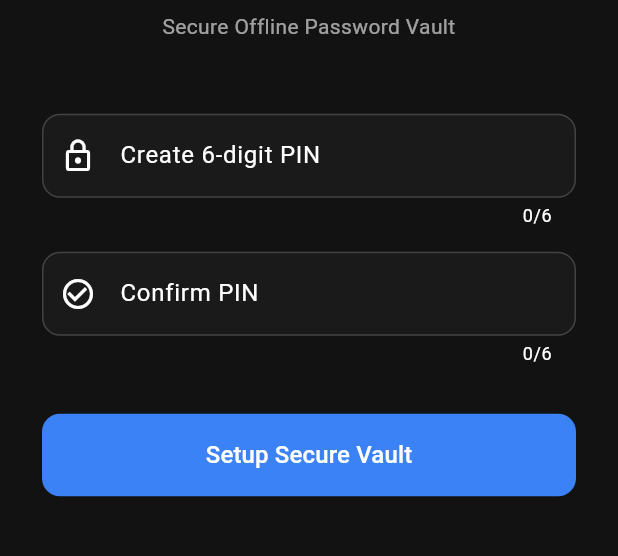
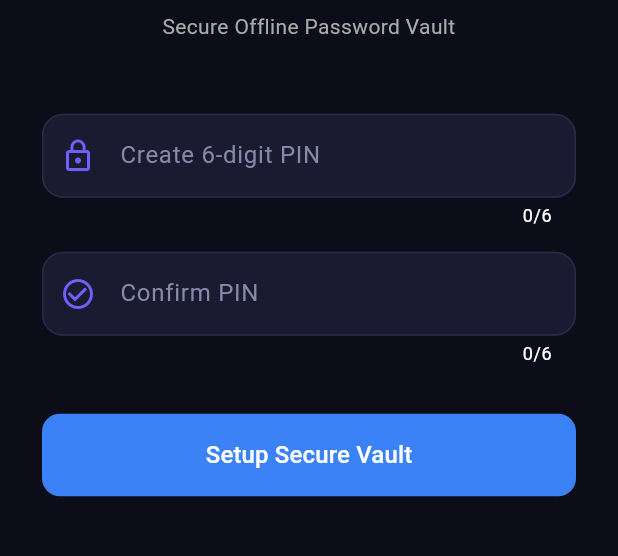
Before and after one commit to slagxit-crypto/passec-password-manager, a Flutter app: the screen it shows after launch, on a phone screen of 412 x 824 dp, the part 451-1007 px from its top. Run offline on Flutter 3.47's test engine with Material 3 defaults, Android fonts, the phone set to English and light mode, and no system bars; our stand-ins replace drift, file_picker, flutter_riverpod, flutter_secure_storage, local_auth, share_plus and 1 more; missing offline and left inert: dart:js, encrypt, file_saver; accounts and stored records are empty; generated files the repository leaves out were written again.

Commit message:
Final fix

```diff
--- a/lib/main.dart
+++ b/lib/main.dart
@@ -56,130 +56,131 @@ class _PassecAppState extends ConsumerState<PassecApp> with WidgetsBindingObserv
   Widget build(BuildContext context) {
     final themeMode = ref.watch(themeProvider);
 
-    return MaterialApp(
-      title: 'PASSEC',
-      debugShowCheckedModeBanner: false,
-      themeMode: themeMode,
-      // Minimalist Modern Light Theme
-      theme: ThemeData(
-        brightness: Brightness.light,
-        primaryColor: Colors.black,
-        scaffoldBackgroundColor: const Color(0xFFFAFAFA),
-        colorScheme: const ColorScheme.light(
-          primary: Colors.black,
-          secondary: Colors.black54,
-          surface: Colors.white,
-          onSurface: Colors.black87,
+    // Dark Purple Theme (matching design)
+    final darkPurple = ThemeData(
+      brightness: Brightness.dark,
+      useMaterial3: true,
+    );
+
+    final darkTheme = ThemeData(
+      brightness: Brightness.dark,
+      useMaterial3: true,
+      primaryColor: const Color(0xFF6C63FF),
+      scaffoldBackgroundColor: const Color(0xFF0D0D1A),
+      colorScheme: const ColorScheme.dark(
+        primary: Color(0xFF6C63FF),
+        secondary: Color(0xFF4CAF50),
+        surface: Color(0xFF13132A),
+        onSurface: Colors.white,
+        onPrimary: Colors.white,
+        tertiary: Color(0xFFFFC107),
       ),
       appBarTheme: const AppBarTheme(
-          backgroundColor: Color(0xFFFAFAFA),
+        backgroundColor: Color(0xFF0D0D1A),
         elevation: 0,
-          iconTheme: IconThemeData(color: Colors.black87),
-          titleTextStyle: TextStyle(color: Colors.black87, fontWeight: FontWeight.bold, fontSize: 20),
+        centerTitle: false,
+        iconTheme: IconThemeData(color: Colors.white),
+        titleTextStyle: TextStyle(color: Colors.white, fontWeight: FontWeight.bold, fontSize: 18),
       ),
       cardTheme: CardThemeData(
-          color: Colors.white,
+        color: const Color(0xFF13132A),
         elevation: 0,
         shape: RoundedRectangleBorder(
-            borderRadius: BorderRadius.circular(12),
-            side: BorderSide(color: Colors.grey.shade200),
+          borderRadius: BorderRadius.circular(16),
+          side: const BorderSide(color: Color(0xFF2A2A4A), width: 1),
         ),
       ),
       textTheme: const TextTheme(
-          titleLarge: TextStyle(fontWeight: FontWeight.bold, color: Colors.black87),
-          titleMedium: TextStyle(fontWeight: FontWeight.w600, color: Colors.black87),
-          bodyMedium: TextStyle(color: Colors.black54),
+        titleLarge: TextStyle(fontWeight: FontWeight.bold, color: Colors.white),
+        titleMedium: TextStyle(fontWeight: FontWeight.w600, color: Colors.white),
+        bodyLarge: TextStyle(color: Colors.white),
+        bodyMedium: TextStyle(color: Color(0xFFAAAAAA)),
+        labelSmall: TextStyle(color: Color(0xFF888888)),
       ),
       inputDecorationTheme: InputDecorationTheme(
         filled: true,
-          fillColor: Colors.grey.shade50,
+        fillColor: const Color(0xFF1A1A30),
+        hintStyle: const TextStyle(color: Color(0xFF555580)),
+        labelStyle: const TextStyle(color: Color(0xFF8888AA)),
         border: OutlineInputBorder(
-            borderRadius: BorderRadius.circular(12),
-            borderSide: BorderSide(color: Colors.grey.shade300),
+          borderRadius: BorderRadius.circular(14),
+          borderSide: const BorderSide(color: Color(0xFF2A2A4A)),
         ),
         enabledBorder: OutlineInputBorder(
-            borderRadius: BorderRadius.circular(12),
-            borderSide: BorderSide(color: Colors.grey.shade300),
+          borderRadius: BorderRadius.circular(14),
+          borderSide: const BorderSide(color: Color(0xFF2A2A4A)),
         ),
         focusedBorder: OutlineInputBorder(
-            borderRadius: BorderRadius.circular(12),
-            borderSide: const BorderSide(color: Colors.black, width: 2),
+          borderRadius: BorderRadius.circular(14),
+          borderSide: const BorderSide(color: Color(0xFF6C63FF), width: 2),
         ),
+        prefixIconColor: const Color(0xFF6C63FF),
       ),
       elevatedButtonTheme: ElevatedButtonThemeData(
         style: ElevatedButton.styleFrom(
-            backgroundColor: Colors.black,
+          backgroundColor: const Color(0xFF6C63FF),
           foregroundColor: Colors.white,
           elevation: 0,
           shape: RoundedRectangleBorder(borderRadius: BorderRadius.circular(12)),
           padding: const EdgeInsets.symmetric(horizontal: 24, vertical: 14),
         ),
       ),
-        useMaterial3: true,
-      ),
-      // Minimalist Modern Dark Theme
-      darkTheme: ThemeData(
-        brightness: Brightness.dark,
-        primaryColor: Colors.white,
-        scaffoldBackgroundColor: const Color(0xFF121212),
-        colorScheme: const ColorScheme.dark(
-          primary: Colors.white,
-          secondary: Colors.grey,
-          surface: Color(0xFF1E1E1E),
-          onSurface: Colors.white,
-        ),
-        appBarTheme: const AppBarTheme(
-          backgroundColor: Color(0xFF121212),
-          elevation: 0,
-          iconTheme: IconThemeData(color: Colors.white),
-          titleTextStyle: TextStyle(color: Colors.white, fontWeight: FontWeight.bold, fontSize: 20),
-        ),
-        cardTheme: CardThemeData(
-          color: const Color(0xFF1E1E1E),
-          elevation: 0,
-          shape: RoundedRectangleBorder(
-            borderRadius: BorderRadius.circular(12),
-            side: BorderSide(color: Colors.grey.shade900),
+      textButtonTheme: TextButtonThemeData(
+        style: TextButton.styleFrom(
+          foregroundColor: const Color(0xFF6C63FF),
         ),
       ),
-        textTheme: const TextTheme(
-          titleLarge: TextStyle(fontWeight: FontWeight.bold, color: Colors.white),
-          titleMedium: TextStyle(fontWeight: FontWeight.w600, color: Colors.white70),
-          bodyMedium: TextStyle(color: Colors.white60),
+      chipTheme: ChipThemeData(
+        backgroundColor: const Color(0xFF1A1A30),
+        selectedColor: const Color(0xFF6C63FF),
+        labelStyle: const TextStyle(color: Colors.white),
+        side: const BorderSide(color: Color(0xFF2A2A4A)),
+        shape: RoundedRectangleBorder(borderRadius: BorderRadius.circular(20)),
       ),
-        inputDecorationTheme: InputDecorationTheme(
-          filled: true,
-          fillColor: const Color(0xFF1A1A1A),
-          border: OutlineInputBorder(
-            borderRadius: BorderRadius.circular(12),
-            borderSide: BorderSide(color: Colors.grey.shade800),
+      dividerTheme: const DividerThemeData(color: Color(0xFF2A2A4A)),
+      listTileTheme: const ListTileThemeData(
+        iconColor: Color(0xFF6C63FF),
+        textColor: Colors.white,
       ),
-          enabledBorder: OutlineInputBorder(
-            borderRadius: BorderRadius.circular(12),
-            borderSide: BorderSide(color: Colors.grey.shade800),
+      dialogTheme: DialogThemeData(
+        backgroundColor: const Color(0xFF13132A),
+        shape: RoundedRectangleBorder(borderRadius: BorderRadius.circular(20)),
       ),
-          focusedBorder: OutlineInputBorder(
-            borderRadius: BorderRadius.circular(12),
-            borderSide: const BorderSide(color: Colors.white, width: 2),
+      bottomSheetTheme: const BottomSheetThemeData(
+        backgroundColor: Color(0xFF13132A),
+        shape: RoundedRectangleBorder(
+          borderRadius: BorderRadius.vertical(top: Radius.circular(24)),
         ),
       ),
-        elevatedButtonTheme: ElevatedButtonThemeData(
-          style: ElevatedButton.styleFrom(
-            backgroundColor: Colors.white,
-            foregroundColor: Colors.black,
-            elevation: 0,
-            shape: RoundedRectangleBorder(borderRadius: BorderRadius.circular(12)),
-            padding: const EdgeInsets.symmetric(horizontal: 24, vertical: 14),
+      snackBarTheme: const SnackBarThemeData(
+        backgroundColor: Color(0xFF1A1A30),
+        contentTextStyle: TextStyle(color: Colors.white),
+        shape: RoundedRectangleBorder(borderRadius: BorderRadius.all(Radius.circular(12))),
+        behavior: SnackBarBehavior.floating,
       ),
+      switchTheme: SwitchThemeData(
+        thumbColor: WidgetStateProperty.resolveWith((states) =>
+            states.contains(WidgetState.selected) ? const Color(0xFF6C63FF) : Colors.grey),
+        trackColor: WidgetStateProperty.resolveWith((states) =>
+            states.contains(WidgetState.selected) ? const Color(0xFF6C63FF).withOpacity(0.4) : Colors.grey.shade800),
       ),
-        useMaterial3: true,
-      ),
+      iconTheme: const IconThemeData(color: Color(0xFF6C63FF)),
+    );
+
+    // Light theme is the same dark purple (app is primarily dark)
+    return MaterialApp(
+      title: 'PASSEC',
+      debugShowCheckedModeBanner: false,
+      themeMode: ThemeMode.dark, // Always use dark purple theme
+      theme: darkTheme,
+      darkTheme: darkTheme,
       home: const LifecycleManager(
         child: AppLockRouter(),
       ),
     );
   }
 }
+
 
 // Lifecycle Observer to handle Auto-Locking
 class LifecycleManager extends ConsumerStatefulWidget {
@@ -212,8 +213,8 @@ class _LifecycleManagerState extends ConsumerState<LifecycleManager>
     final lockState = ref.read(appLockProvider);
     if (lockState != AppLockState.unlocked) return;
 
-    if (state == AppLifecycleState.paused || state == AppLifecycleState.inactive) {
-      _backgroundTime = DateTime.now();
+    if (state == AppLifecycleState.paused || state == AppLifecycleState.inactive || state == AppLifecycleState.hidden) {
+      _backgroundTime ??= DateTime.now();
     } else if (state == AppLifecycleState.resumed) {
       if (_backgroundTime != null) {
         final elapsed = DateTime.now().difference(_backgroundTime!);
--- a/pubspec.yaml
+++ b/pubspec.yaml
@@ -31,8 +31,9 @@ dependencies:
   uuid: ^4.3.3
   shared_preferences: ^2.2.3
   crypto: ^3.0.3
-  file_picker: ^8.1.7
   share_plus: ^10.1.4
+  file_picker: ^8.1.2
+  file_saver: ^0.2.10
 
   # Icons
   cupertino_icons: ^1.0.6
```
Also changed, not shown: lib/features/account/account_screen.dart (+74 -35 lines), lib/features/home/home_screen.dart (+4 -4 lines), lib/features/settings/settings_screen.dart (+22 -22 lines), lib/features/space/space_screen.dart (+57 -3 lines), pubspec.lock, 6 other files. Lines whose indentation alone changed are shown as unchanged.
